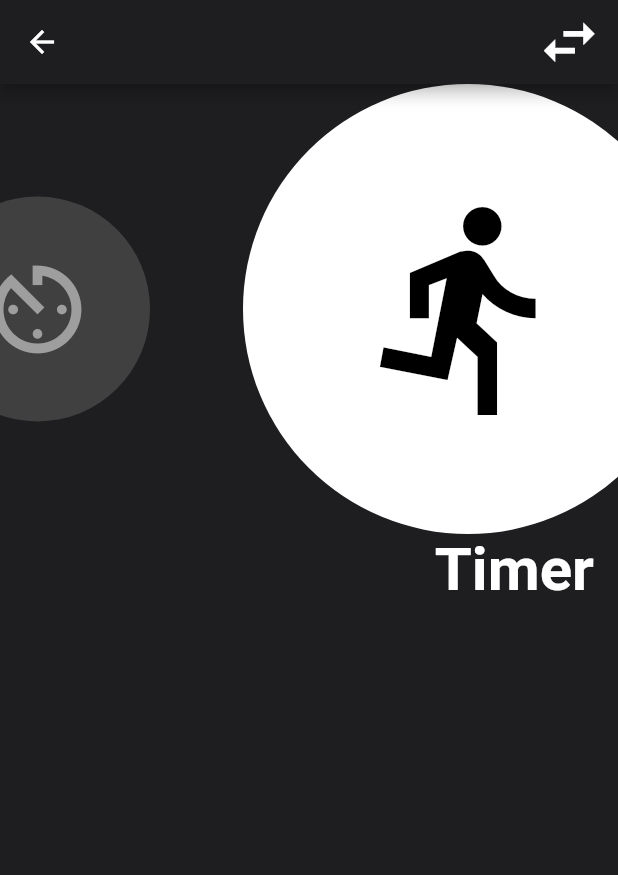
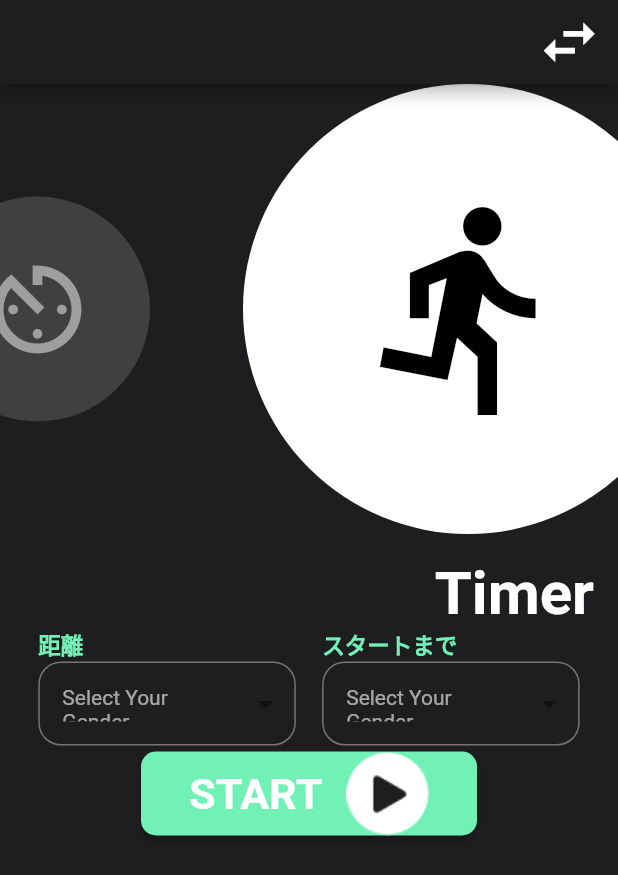
Before and after one commit to Yamasaki-pan961/flutter_for_hackathon, a Flutter app: the MeasureView screen opened directly, on a phone screen of 412 x 824 dp. Shown: the top 875 px of the screen. Run offline on Flutter 3.47's test engine with Material 2 defaults, Android fonts, the phone set to English and light mode, and no system bars; our stand-ins replace dropdown_button2, fl_chart, flutter_hooks, freezed_annotation, hooks_riverpod, riverpod_annotation and 3 more; missing offline and left inert: four_swipe_direction; accounts and stored records are empty; generated files the repository leaves out were written again.

Commit message:
add: 計測画面を作成しています（途中）

```diff
--- a/lib/common/theme/app_spaces.dart
+++ b/lib/common/theme/app_spaces.dart
@@ -11,6 +11,7 @@ class AppSpaces {
   static const SizedBox horizontal_20 = SizedBox(width: 20);
   static const SizedBox horizontal_40 = SizedBox(width: 40);
   static const SizedBox horizontal_60 = SizedBox(width: 60);
+  static const SizedBox horizontal_94 = SizedBox(width: 94);
 
   static const SizedBox vertical_5 = SizedBox(height: 5);
   static const SizedBox vertical_8 = SizedBox(height: 8);
--- a/lib/feature/ui/measure/measure_view.dart
+++ b/lib/feature/ui/measure/measure_view.dart
@@ -1,3 +1,4 @@
+import 'package:dropdown_button2/dropdown_button2.dart';
 import 'package:flutter/material.dart';
 import 'package:flutter_template_for_hackathon/common/theme/app_spaces.dart';
 import 'package:flutter_template_for_hackathon/common/theme/app_theme.dart';
@@ -13,6 +14,12 @@ class MeasureView extends StatefulWidget {
 class _MeasureViewState extends State<MeasureView>
     with SingleTickerProviderStateMixin {
   bool isTimer = true;
+  final List<String> genderItems = [
+    'Male',
+    'Female',
+  ];
+
+  String? selectedValue;
 
   @override
   Widget build(BuildContext context) {
@@ -104,10 +111,11 @@ class _MeasureViewState extends State<MeasureView>
               ],
             ),
           ),
+          AppSpaces.vertical_16,
           Row(
             mainAxisAlignment: MainAxisAlignment.spaceBetween,
             children: [
-              // AppSpaces.horizontal_16,
+              AppSpaces.horizontal_16,
               Text(
                 'Timer',
                 style: TextStyle(
@@ -129,9 +137,134 @@ class _MeasureViewState extends State<MeasureView>
               ),
               AppSpaces.horizontal_16,
             ],
-          )
+          ),
+          Row(
+            mainAxisAlignment: MainAxisAlignment.spaceBetween,
+            children: [
+              AppSpaces.horizontal_8,
+              PickerItem(title: '距離', genderItems: genderItems),
+              PickerItem(title: 'スタートまで', genderItems: genderItems),
+              AppSpaces.horizontal_8,
+            ],
+          ),
+          Padding(
+            padding: const EdgeInsets.symmetric(horizontal: 94),
+            child: Center(
+              child: ElevatedButton(
+                style: ElevatedButton.styleFrom(
+                    backgroundColor: AppTheme.appColor,
+                    shape: RoundedRectangleBorder(
+                      borderRadius: BorderRadius.circular(10),
+                    )),
+                onPressed: () {},
+                child: Row(
+                  mainAxisAlignment: MainAxisAlignment.spaceEvenly,
+                  children: [
+                    const Text(
+                      'START',
+                      style: TextStyle(
+                        fontSize: 28.9,
+                        fontWeight: FontWeight.bold,
+                      ),
+                    ),
+                    Image.asset('assets/start.png'),
+                  ],
+                ),
+              ),
+            ),
+          ),
         ],
       ),
     );
   }
 }
+
+class PickerItem extends StatelessWidget {
+  const PickerItem({
+    Key? key,
+    required this.title,
+    required this.genderItems,
+  }) : super(key: key);
+
+  final String title;
+  final List<String> genderItems;
+
+  @override
+  Widget build(BuildContext context) {
+    String selectedValue = '';
+    return Column(
+      crossAxisAlignment: CrossAxisAlignment.start,
+      children: [
+        Text(
+          title,
+          style: TextStyle(
+            fontSize: 15,
+            fontWeight: FontWeight.bold,
+            color: AppTheme.appColor,
+          ),
+        ),
+        SizedBox(
+          width: MediaQuery.of(context).size.width / 2.4,
+          height: 60,
+          child: DropdownButtonFormField2<String>(
+            isExpanded: true,
+            decoration: InputDecoration(
+              // Add Horizontal padding using menuItemStyleData.padding so it matches
+              // the menu padding when button's width is not specified.
+              contentPadding: const EdgeInsets.symmetric(vertical: 16),
+              border: OutlineInputBorder(
+                borderRadius: BorderRadius.circular(15),
+              ),
+              // Add more decoration..
+            ),
+            hint: const Text(
+              'Select Your Gender',
+              style: TextStyle(fontSize: 14),
+            ),
+            items: genderItems
+                .map((item) => DropdownMenuItem<String>(
+                      value: item,
+                      child: Text(
+                        item,
+                        style: const TextStyle(
+                          fontSize: 14,
+                        ),
+                      ),
+                    ))
+                .toList(),
+            validator: (value) {
+              if (value == null) {
+                return 'Please select gender.';
+              }
+              return null;
+            },
+            onChanged: (value) {
+              //Do something when selected item is changed.
+            },
+            onSaved: (value) {
+              selectedValue = value.toString();
+            },
+            buttonStyleData: const ButtonStyleData(
+              padding: EdgeInsets.only(right: 8),
+            ),
+            iconStyleData: const IconStyleData(
+              icon: Icon(
+                Icons.arrow_drop_down,
+                color: Colors.black45,
+              ),
+              iconSize: 24,
+            ),
+            dropdownStyleData: DropdownStyleData(
+              decoration: BoxDecoration(
+                borderRadius: BorderRadius.circular(15),
+              ),
+            ),
+            menuItemStyleData: const MenuItemStyleData(
+              padding: EdgeInsets.symmetric(horizontal: 16),
+            ),
+          ),
+        ),
+      ],
+    );
+  }
+}
--- a/lib/main.dart
+++ b/lib/main.dart
@@ -1,7 +1,6 @@
 import 'package:flutter/material.dart';
 import 'package:hooks_riverpod/hooks_riverpod.dart';
-import 'package:flutter_template_for_hackathon/ui/measure/debug_measure.dart';
-
+import 'feature/ui/measure/measure_view.dart';
 import 'feature/ui/record/record_view.dart';
 
 void main() {
@@ -20,9 +19,8 @@ class MyApp extends StatelessWidget {
     return MaterialApp(
       darkTheme: ThemeData.dark(),
       theme: ThemeData.dark(),
-      home: const RecordView(),
-      // home: const MeasureView(),
-      // home: constDebugMeasure()
+      // home: const RecordView(),
+      home: const MeasureView(),
     );
   }
 }
--- a/pubspec.yaml
+++ b/pubspec.yaml
@@ -22,6 +22,7 @@ dependencies:
   riverpod_annotation: ^2.1.6
   rxdart: ^0.27.7
   four_swipe_direction: ^0.0.4
+  dropdown_button2: ^2.3.9
 
 dev_dependencies:
   flutter_test:
```
Also changed, not shown: assets/start.png (added), pubspec.lock.
